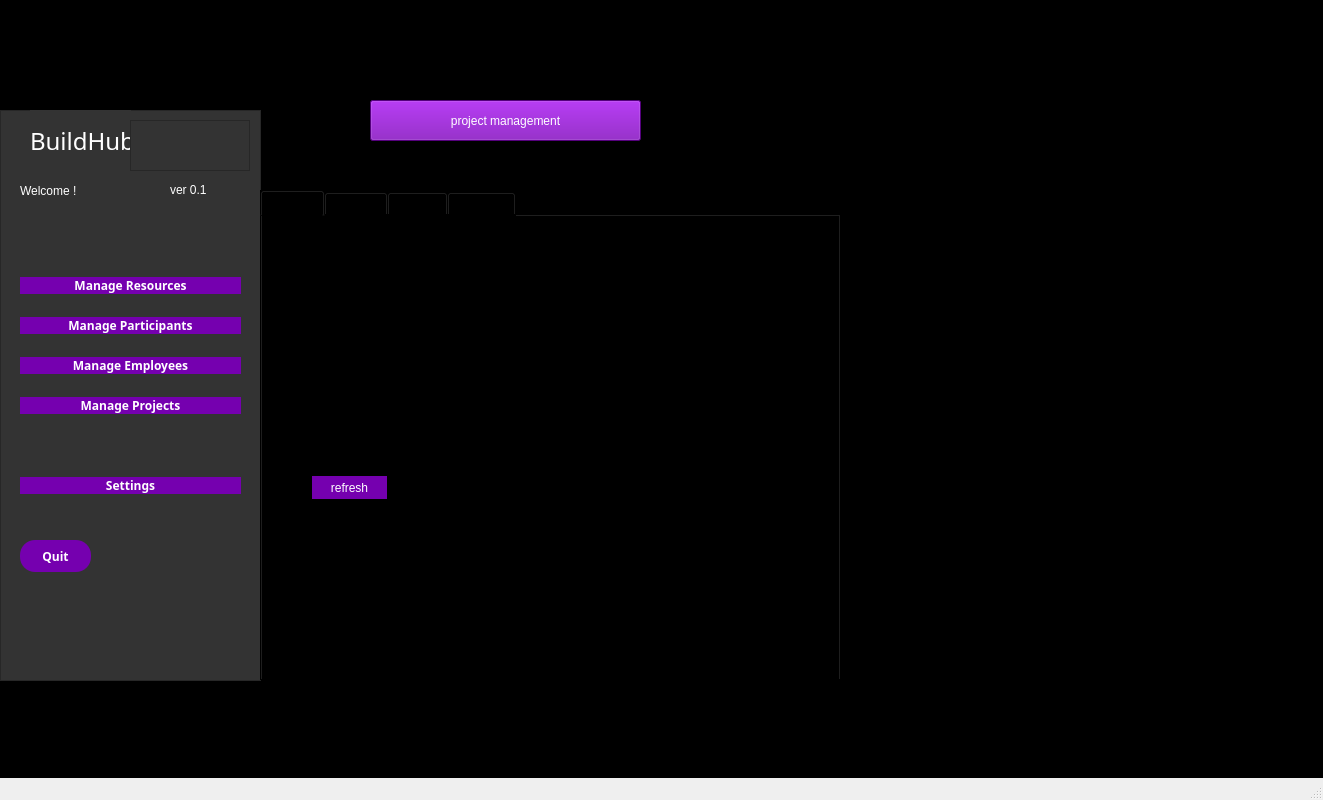
nourromdhani789/ProjetC-Labotech, file mainwindow.ui: the form before one commit.
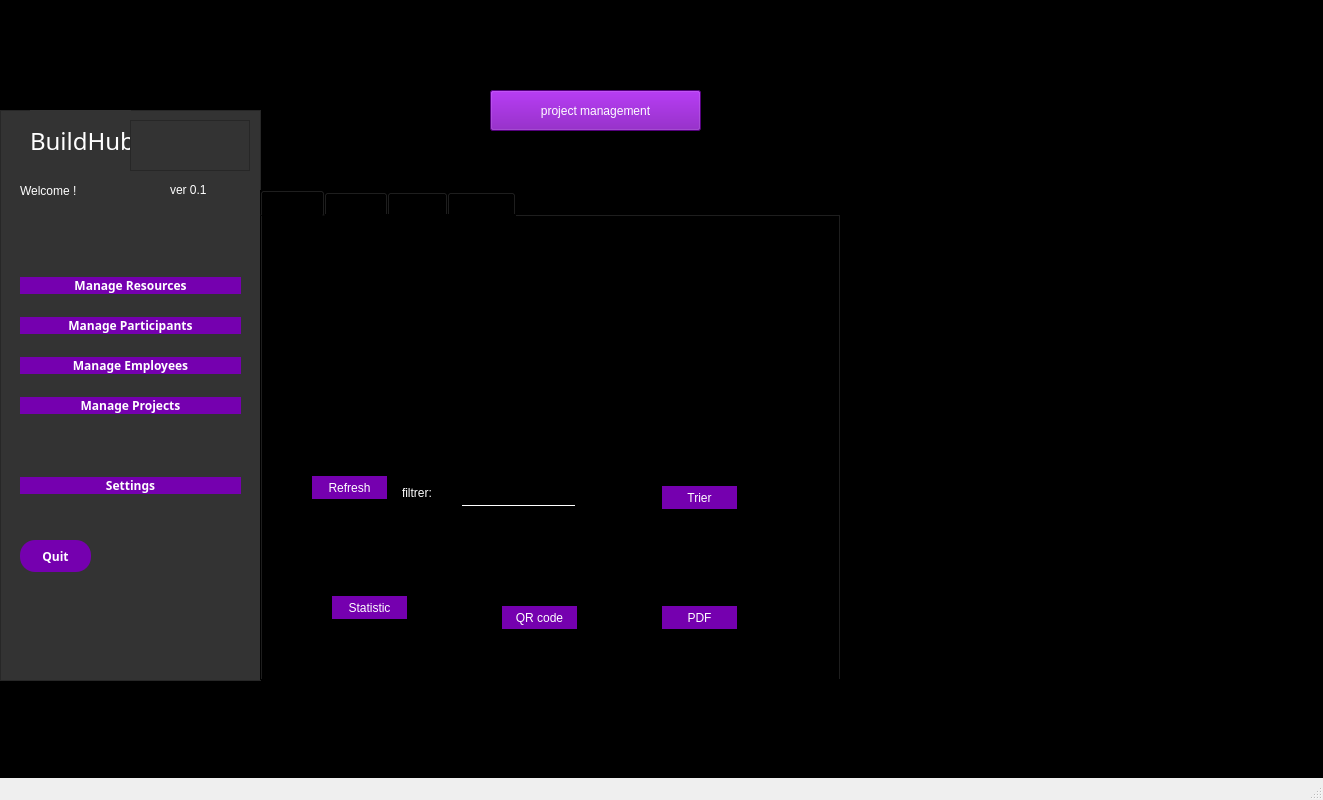
The form after the commit. The open tabs and pages were chosen to show the change. Icons and pictures are not drawn.

```diff
--- a/mainwindow.ui
+++ b/mainwindow.ui
@@ -2229,7 +2229,114 @@
 border-radius:15px;</string>
        </property>
        <property name="text">
-        <string>refresh</string>
+        <string>Refresh</string>
+       </property>
+      </widget>
+      <widget class="QPushButton" name="pushButton_5">
+       <property name="geometry">
+        <rect>
+         <x>400</x>
+         <y>270</y>
+         <width>75</width>
+         <height>23</height>
+        </rect>
+       </property>
+       <property name="styleSheet">
+        <string notr="true">color:white;
+background:#7500af;
+border-radius:15px;</string>
+       </property>
+       <property name="text">
+        <string>Trier</string>
+       </property>
+      </widget>
+      <widget class="QLineEdit" name="lineEdit">
+       <property name="geometry">
+        <rect>
+         <x>200</x>
+         <y>270</y>
+         <width>113</width>
+         <height>20</height>
+        </rect>
+       </property>
+       <property name="styleSheet">
+        <string notr="true">background:transparent;
+	border:none;
+	color:white;
+	border-bottom:1px solid white;
+
+</string>
+       </property>
+      </widget>
+      <widget class="QPushButton" name="pushButton_6">
+       <property name="geometry">
+        <rect>
+         <x>70</x>
+         <y>380</y>
+         <width>75</width>
+         <height>23</height>
+        </rect>
+       </property>
+       <property name="styleSheet">
+        <string notr="true">color:white;
+background:#7500af;
+border-radius:15px;</string>
+       </property>
+       <property name="text">
+        <string>Statistic</string>
+       </property>
+      </widget>
+      <widget class="QPushButton" name="pushButton_7">
+       <property name="geometry">
+        <rect>
+         <x>400</x>
+         <y>390</y>
+         <width>75</width>
+         <height>23</height>
+        </rect>
+       </property>
+       <property name="styleSheet">
+        <string notr="true">color:white;
+background:#7500af;
+border-radius:15px;</string>
+       </property>
+       <property name="text">
+        <string>PDF</string>
+       </property>
+      </widget>
+      <widget class="QPushButton" name="pushButton_8">
+       <property name="geometry">
+        <rect>
+         <x>240</x>
+         <y>390</y>
+         <width>75</width>
+         <height>23</height>
+        </rect>
+       </property>
+       <property name="styleSheet">
+        <string notr="true">color:white;
+background:#7500af;
+border-radius:15px;</string>
+       </property>
+       <property name="text">
+        <string>QR code</string>
+       </property>
+      </widget>
+      <widget class="QLabel" name="label_13">
+       <property name="geometry">
+        <rect>
+         <x>140</x>
+         <y>270</y>
+         <width>47</width>
+         <height>14</height>
+        </rect>
+       </property>
+       <property name="styleSheet">
+        <string notr="true">color:white;
+</string>
+       </property>
+       <property name="text">
+        <string>filtrer:</string>
        </property>
       </widget>
      </widget>
@@ -2820,12 +2927,12 @@
       </widget>
      </widget>
     </widget>
-    <widget class="QToolButton" name="toolButton">
+    <widget class="QPushButton" name="pushButton_4">
      <property name="geometry">
       <rect>
-       <x>560</x>
-       <y>120</y>
-       <width>271</width>
+       <x>680</x>
+       <y>110</y>
+       <width>211</width>
        <height>41</height>
       </rect>
      </property>
```
Left out of the diff: 2 changed lines with no effect on the pictures.
